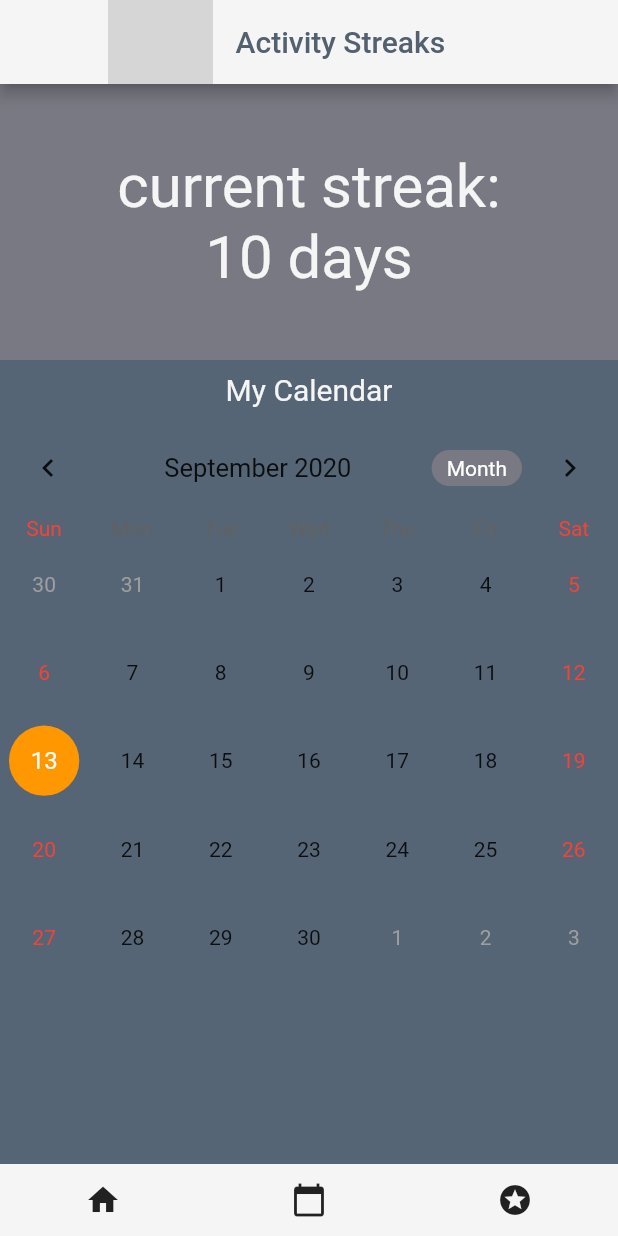
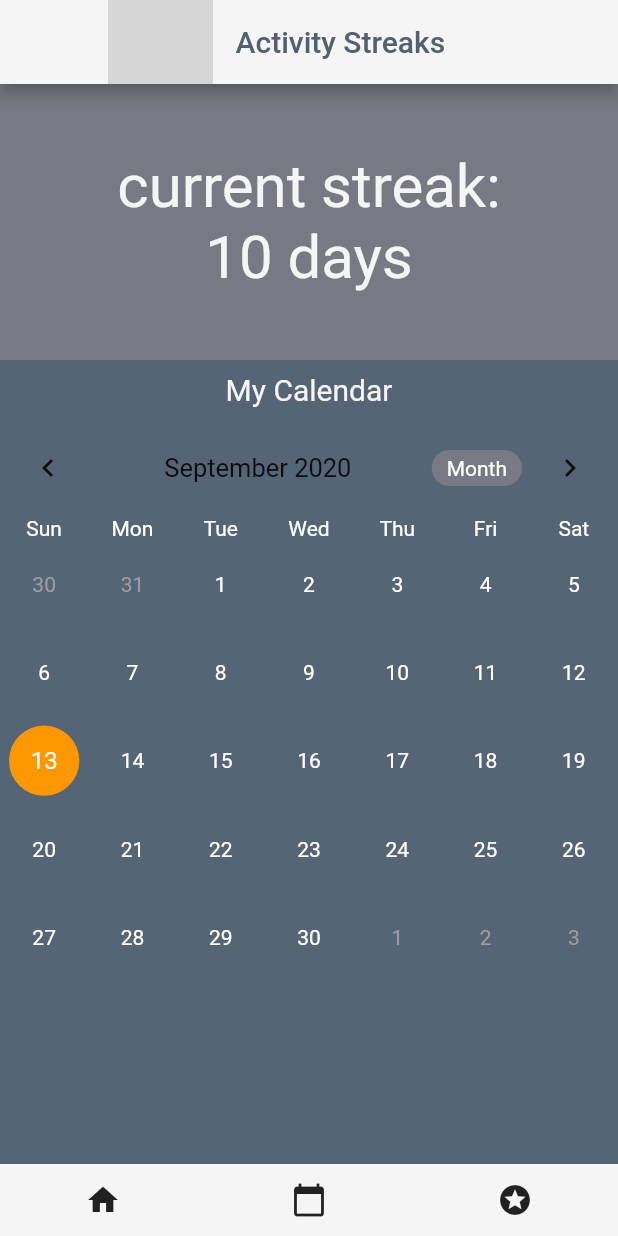
Before and after one commit to levylevylevy/onceadailydo, a Flutter app: the StreaksScreen screen opened by its route, on a phone screen of 412 x 824 dp. Run offline on Flutter 3.47's test engine with Material 2 defaults, Android fonts, the light colour scheme and no system bars; drawn by our look-alikes of table_calendar; our stand-ins replace flutter_linkify, shared_preferences, splashscreen; missing offline and left inert: loader; accounts and stored records are empty; grey boxes are pictures that could not be loaded.

Commit message:
fix calendar styling

```diff
--- a/lib/screens/StreakScreen.dart
+++ b/lib/screens/StreakScreen.dart
@@ -55,10 +55,15 @@ class _StreaksScreenState extends State<StreaksScreen> {
                 ),
               ),
               TableCalendar(
+                daysOfWeekStyle: DaysOfWeekStyle(weekdayStyle: TextStyle(color: Colors.white,), weekendStyle: TextStyle(color: Colors.white,),),
                 initialCalendarFormat: CalendarFormat.month,
                 calendarStyle: CalendarStyle(
                   todayColor: Color(0xFF566575),
                   selectedColor: Colors.orange,
+                  weekdayStyle: TextStyle(color: Colors.white,),
+                  weekendStyle: TextStyle(color: Colors.white,),
+                  unavailableStyle: TextStyle(color: Colors.white,),
+                  outsideWeekendStyle: TextStyle(color: Color(0xFF9E9E9E),),
                 ),
                 headerStyle: HeaderStyle(
                   centerHeaderTitle: true,
```
